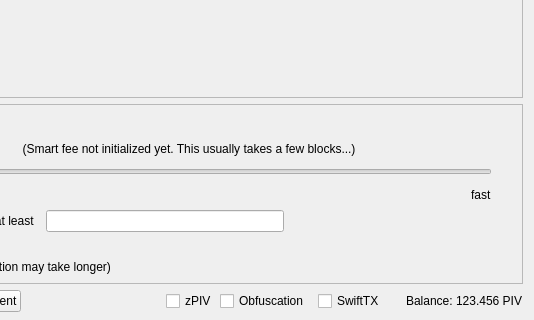
eons-finance/ALQO, file src/qt/forms/sendcoinsdialog.ui: the form before one commit; both pictures show x 316 to 850 and y 290 to 610 of the 850 by 610 pixel window.
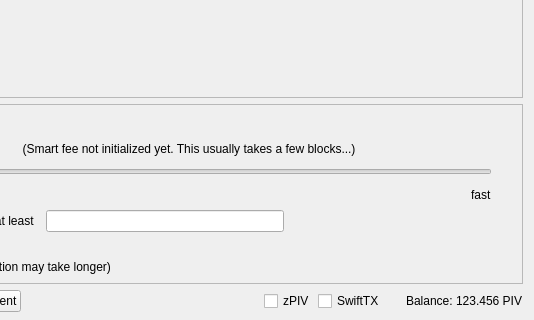
The form after the commit. Icons and pictures are not drawn. Custom widgets are drawn as their Qt base class.

Commit message: Obfuscation removed from UI

The edit to the form file:
```diff
--- a/src/qt/forms/sendcoinsdialog.ui
+++ b/src/qt/forms/sendcoinsdialog.ui
@@ -1391,22 +1391,6 @@
          </property>
         </widget>
        </item>
-       <item>
-        <widget class="QCheckBox" name="checkUseObfuscation">
-         <property name="minimumSize">
-          <size>
-           <width>95</width>
-           <height>0</height>
-          </size>
-         </property>
-         <property name="text">
-          <string>Obfuscation</string>
-         </property>
-         <property name="checked">
-          <bool>false</bool>
-         </property>
-        </widget>
-       </item>
        <item>
         <widget class="QCheckBox" name="checkSwiftTX">
          <property name="enabled">
```
Left out of the diff: 2 changed lines with no effect on the pictures. The commit also changes 17 other files.
